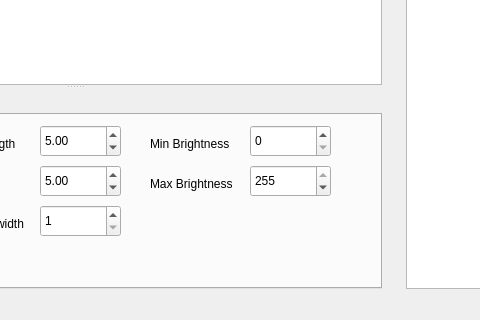
Qt form src/img2svg_ui.ui (shimpe/squigglificator) before a commit; both pictures show x 390 to 870 and y 516 to 836 of the 1061 by 836 pixel window.
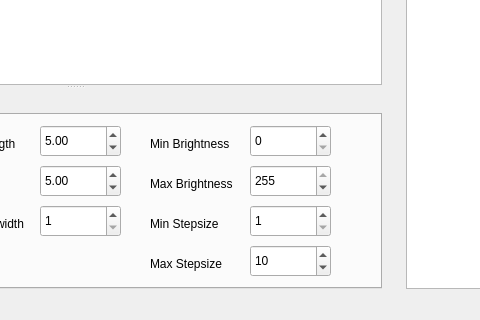
The same form after that commit. Custom widgets are drawn as their Qt base class.

Commit message: make the menu actions work and expose min and max stepsize in ui

What changed in the file:
```diff
--- a/src/img2svg_ui.ui
+++ b/src/img2svg_ui.ui
@@ -319,6 +319,76 @@
           <number>255</number>
          </property>
         </widget>
+        <widget class="QSpinBox" name="minStepSize">
+         <property name="geometry">
+          <rect>
+           <x>480</x>
+           <y>90</y>
+           <width>81</width>
+           <height>32</height>
+          </rect>
+         </property>
+         <property name="minimum">
+          <number>1</number>
+         </property>
+         <property name="maximum">
+          <number>1000</number>
+         </property>
+         <property name="value">
+          <number>1</number>
+         </property>
+        </widget>
+        <widget class="QLabel" name="lineWidthLabel_4">
+         <property name="geometry">
+          <rect>
+           <x>380</x>
+           <y>100</y>
+           <width>101</width>
+           <height>18</height>
+          </rect>
+         </property>
+         <property name="text">
+          <string>Min Stepsize</string>
+         </property>
+         <property name="buddy">
+          <cstring>maxBrightness</cstring>
+         </property>
+        </widget>
+        <widget class="QLabel" name="lineWidthLabel_5">
+         <property name="geometry">
+          <rect>
+           <x>380</x>
+           <y>140</y>
+           <width>101</width>
+           <height>18</height>
+          </rect>
+         </property>
+         <property name="text">
+          <string>Max Stepsize</string>
+         </property>
+         <property name="buddy">
+          <cstring>maxBrightness</cstring>
+         </property>
+        </widget>
+        <widget class="QSpinBox" name="maxStepSize">
+         <property name="geometry">
+          <rect>
+           <x>480</x>
+           <y>130</y>
+           <width>81</width>
+           <height>32</height>
+          </rect>
+         </property>
+         <property name="minimum">
+          <number>1</number>
+         </property>
+         <property name="maximum">
+          <number>1000</number>
+         </property>
+         <property name="value">
+          <number>10</number>
+         </property>
+        </widget>
        </widget>
       </widget>
      </widget>
```
Left out of the diff: 14 changed lines with no effect on the pictures. The commit also changes 4 other files.
